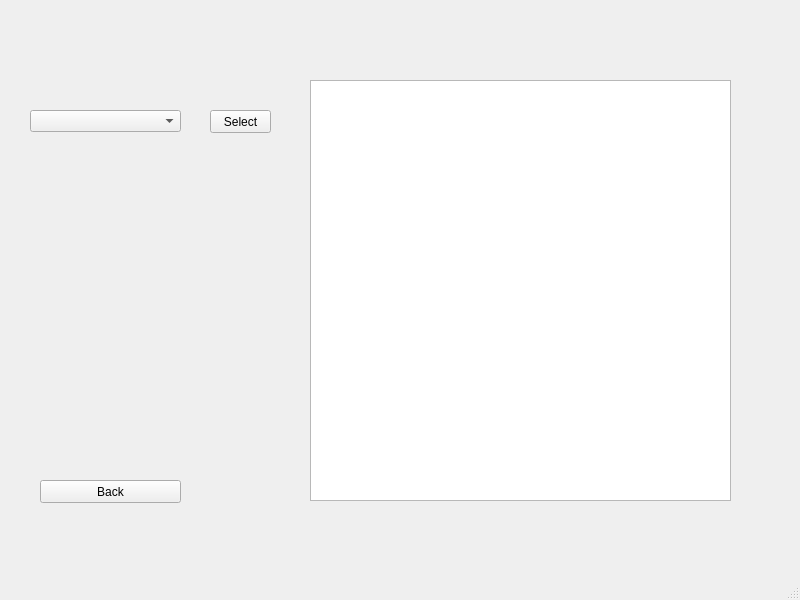
Above: L_A_B_Final_Project/adminreports.ui from SourPanda13/106-Group-Assignment before the change. Below: the same form after it.
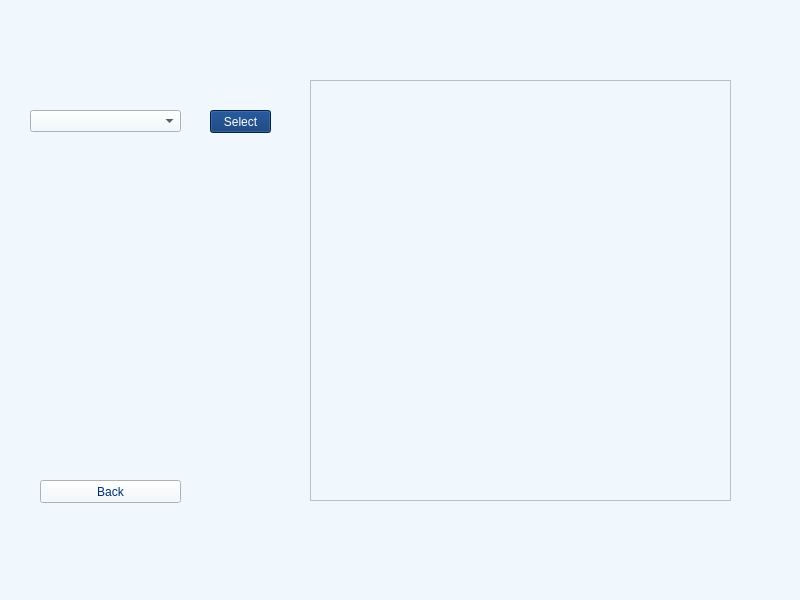
That is the form after the change.

```diff
--- a/L_A_B_Final_Project/adminreports.ui
+++ b/L_A_B_Final_Project/adminreports.ui
@@ -13,6 +13,9 @@
   <property name="windowTitle">
    <string>Admin</string>
   </property>
+  <property name="styleSheet">
+   <string notr="true">background-color: rgb(241, 248, 253);</string>
+  </property>
   <widget class="QWidget" name="centralwidget">
    <widget class="QComboBox" name="comboBox">
     <property name="geometry">
@@ -46,6 +49,9 @@
       <height>23</height>
      </rect>
     </property>
+    <property name="styleSheet">
+     <string notr="true">color: rgb(0, 46, 110);</string>
+    </property>
     <property name="text">
      <string>Back</string>
     </property>
@@ -59,6 +65,10 @@
       <height>23</height>
      </rect>
     </property>
+    <property name="styleSheet">
+     <string notr="true">background-color: rgb(0, 46, 110);
+color: rgb(255, 255, 255);</string>
+    </property>
     <property name="text">
      <string>Select</string>
     </property>
```
